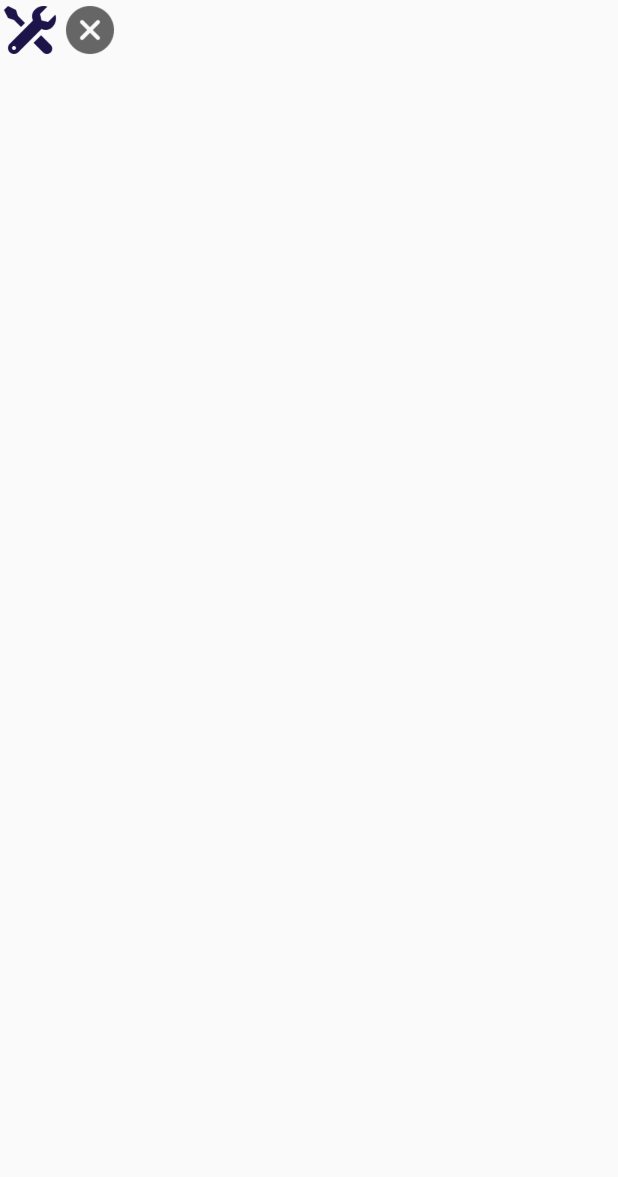
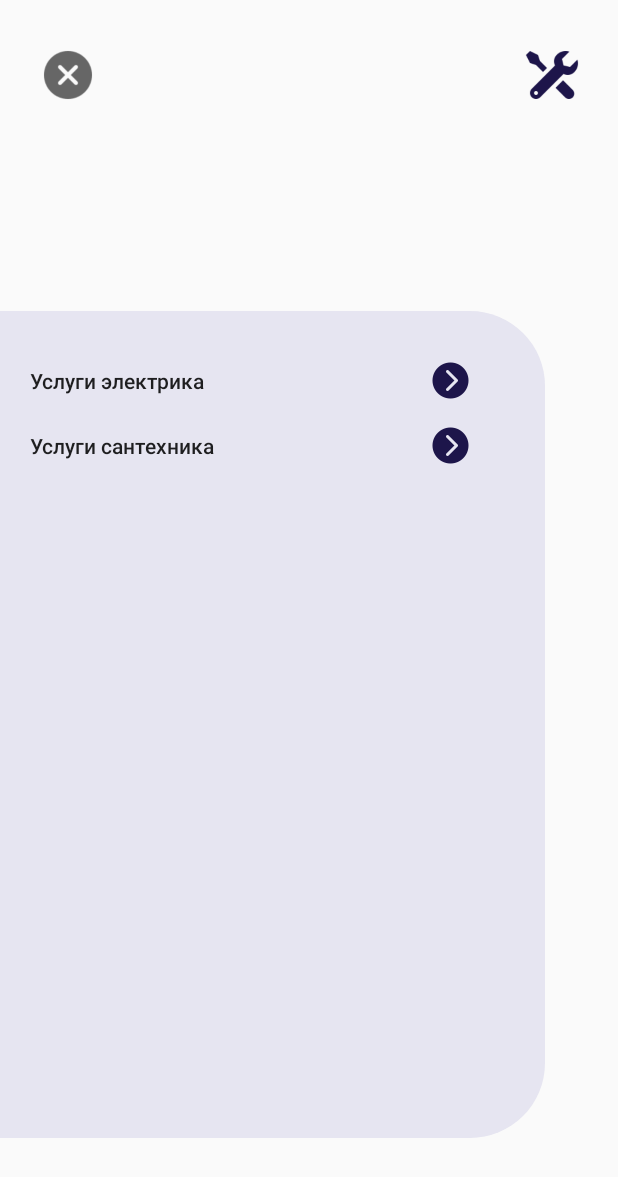
Before and after one commit to polyaa25/HomeWorkers, an Android app: the Services screen opened directly, with no data from a screen before it, on a phone screen of 412 x 824 dp. Shown: the top 1177 px of the screen. Run offline under Robolectric (Android 15) with nearby library versions, the phone set to English and light mode, and no system bars.

Commit message:
Создание activity с услугами

```diff
--- a/app/src/main/java/com/example/homeworkers2/Categories.java
+++ b/app/src/main/java/com/example/homeworkers2/Categories.java
@@ -2,6 +2,7 @@ package com.example.homeworkers2;
 
 import androidx.appcompat.app.AppCompatActivity;
 
+import android.content.Intent;
 import android.os.Bundle;
 import android.view.View;
 import android.widget.ImageButton;
@@ -26,5 +27,13 @@ public class Categories extends AppCompatActivity {
             }
         });
 
+        nextButton.setOnClickListener(new View.OnClickListener() {
+            @Override
+            public void onClick(View v) {
+                Intent intent = new Intent(Categories.this, Services.class);
+                startActivity(intent);
+            }
+        });
+
     }
 }
--- a/app/src/main/java/com/example/homeworkers2/Services.java
+++ b/app/src/main/java/com/example/homeworkers2/Services.java
@@ -3,12 +3,27 @@ package com.example.homeworkers2;
 import androidx.appcompat.app.AppCompatActivity;
 
 import android.os.Bundle;
+import android.view.View;
+import android.widget.ImageButton;
 
 public class Services extends AppCompatActivity {
+
+    private ImageButton stopButton;
 
     @Override
     protected void onCreate(Bundle savedInstanceState) {
         super.onCreate(savedInstanceState);
         setContentView(R.layout.activity_services);
+
+
+        stopButton = findViewById(R.id.stopButton);
+
+        stopButton.setOnClickListener(new View.OnClickListener() {
+            @Override
+            public void onClick(View v) {
+                finish();
+            }
+        });
+
     }
 }
--- /dev/null
+++ b/app/src/main/res/drawable/ic_dark_next.xml
@@ -0,0 +1,4 @@
+<?xml version="1.0" encoding="utf-8"?>
+<layer-list xmlns:android="http://schemas.android.com/apk/res/android">
+    <item android:drawable="@drawable/dark_next" android:width="30dp" android:height="30dp" android:gravity="center"/>
+</layer-list>
--- /dev/null
+++ b/app/src/main/res/drawable/violet_radius_rectangle_shape.xml
@@ -0,0 +1,10 @@
+<?xml version="1.0" encoding="utf-8"?>
+<shape xmlns:android="http://schemas.android.com/apk/res/android"
+    android:shape="rectangle">
+    <solid android:color="@color/white_blue"/>
+    <corners
+        android:bottomRightRadius="50dp"
+        android:topRightRadius="50dp"/>
+
+
+</shape>
--- a/app/src/main/res/layout/activity_services.xml
+++ b/app/src/main/res/layout/activity_services.xml
@@ -9,25 +9,66 @@
     <LinearLayout
         android:layout_width="413dp"
         android:layout_height="37dp"
+        android:layout_marginTop="30dp"
         android:orientation="horizontal"
         app:layout_constraintEnd_toEndOf="parent"
         app:layout_constraintStart_toStartOf="parent"
         app:layout_constraintTop_toTopOf="parent">
 
+        <ImageButton
+            android:id="@+id/stopButton"
+            android:layout_width="40dp"
+            android:layout_height="40dp"
+            android:layout_marginStart="25dp"
+            android:background="@color/transparent"
+            android:scaleType="fitCenter"
+            android:src="@drawable/crest" />
+
+        <View
+            android:layout_width="0dp"
+            android:layout_height="match_parent"
+            android:layout_weight="2" />
+
         <ImageView
             android:id="@+id/imageView7"
             android:layout_width="40dp"
             android:layout_height="40dp"
+            android:layout_marginEnd="25dp"
             app:srcCompat="@drawable/ic_dark_stroitel" />
 
-        <ImageButton
-            android:id="@+id/stopButton"
-            android:layout_width="40dp"
-            android:layout_height="40dp"
+    </LinearLayout>
 
+    <LinearLayout
+        android:layout_width="363dp"
+        android:layout_height="551dp"
+        android:layout_marginBottom="65dp"
+        android:orientation="vertical"
+        android:background="@drawable/violet_radius_rectangle_shape"
+        app:layout_constraintBottom_toBottomOf="parent"
+        app:layout_constraintStart_toStartOf="parent">
+
+        <Button
+            android:id="@+id/service1"
+            android:layout_width="295dp"
+            android:layout_height="33dp"
+            android:layout_marginStart="20dp"
+            android:layout_marginTop="30dp"
             android:background="@color/transparent"
-            android:scaleType="fitCenter"
-            android:src="@drawable/crest" />
+            android:drawableEnd="@drawable/ic_dark_next"
+            android:text="Услуги электрика"
+            android:textAlignment="textStart"
+            android:textAllCaps="false" />
+        <Button
+            android:id="@+id/service2"
+            android:layout_width="295dp"
+            android:layout_height="33dp"
+            android:layout_marginStart="20dp"
+            android:layout_marginTop="10dp"
+            android:background="@color/transparent"
+            android:drawableEnd="@drawable/ic_dark_next"
+            android:text="Услуги сантехника"
+            android:textAlignment="textStart"
+            android:textAllCaps="false" />
     </LinearLayout>
 
 </androidx.constraintlayout.widget.ConstraintLayout>
--- a/app/src/main/res/values/colors.xml
+++ b/app/src/main/res/values/colors.xml
@@ -3,6 +3,7 @@
     <color name="black">#FF000000</color>
     <color name="white">#FFFFFFFF</color>
     <color name="gray">#D9D9D9</color>
+    <color name="white_blue">#E6E5F1</color>
     <color name="blue">#7378FD</color>
     <color name="violet">#B780DF</color>
     <color name="darkgrey">#4C4C4C</color>
```
Also changed, not shown: app/src/main/res/drawable/dark_next.png (added).
